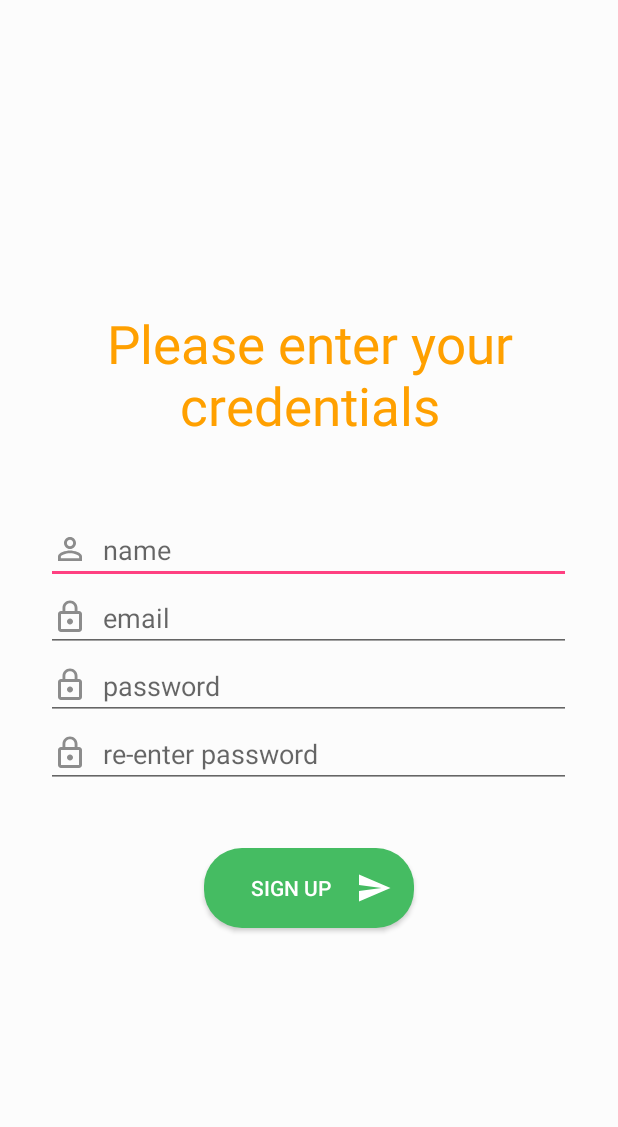
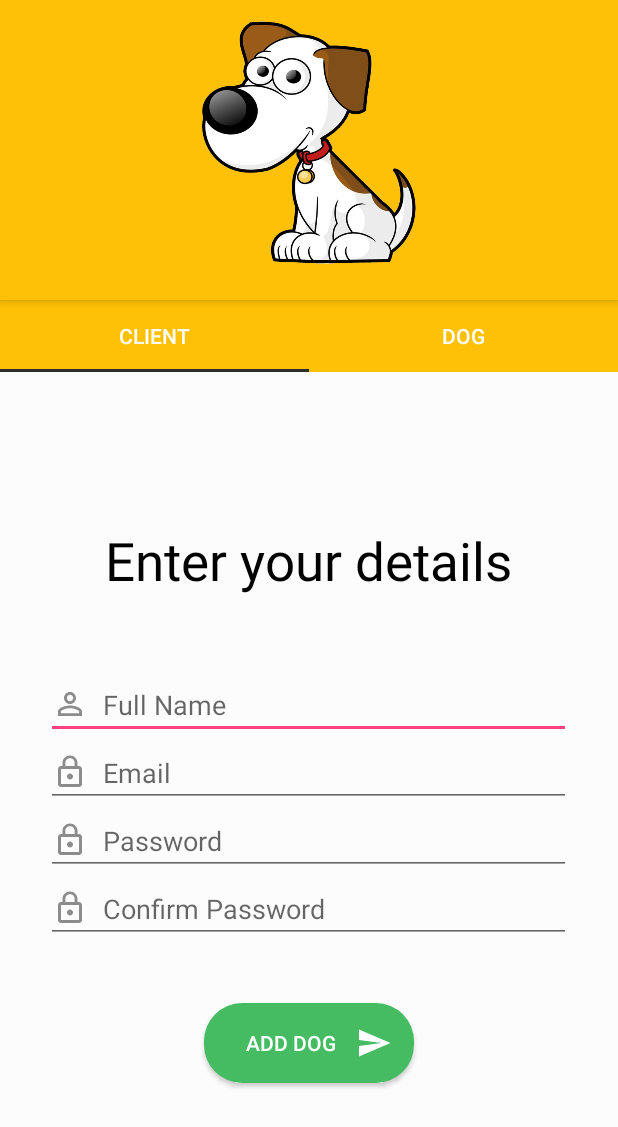
Before and after one commit to WoofProject/woofapp, an Android app: the screen it shows after launch (SignUp), after a tap on "JOIN WOOF", on a phone screen of 412 x 824 dp. Shown: the top 1127 px of the screen. Run offline under Robolectric (Android 15) with nearby library versions, the phone set to English and light mode, and no system bars.

Commit message:
Marco commit

```diff
--- /dev/null
+++ b/app/src/main/java/com/enterprises/woof/woof/DatabaseHelper.java
@@ -0,0 +1,76 @@
+package com.enterprises.woof.woof;
+
+import android.content.ContentValues;
+import android.content.Context;
+import android.database.Cursor;
+import android.database.sqlite.SQLiteDatabase;
+import android.database.sqlite.SQLiteOpenHelper;
+
+public class DatabaseHelper extends SQLiteOpenHelper{
+
+    private static final int DATABASE_VERSION = 1;
+    private static final String DATABASE_NAME = "clients.db";
+    private static final String TABLE_NAME = "clients";
+    private static final String COLUMN_NAME = "name";
+    private static final String COLUMN_EMAIL = "email";
+    private static final String COLUMN_PASSWORD = "password";
+    private static final String COLUMN_ID = "id";
+    SQLiteDatabase db;
+    private static final String TABLE_CREATE = "create table clients (id integer primary key not null , " +
+            " name text not null , email text not null , password text not null) ";
+
+    public DatabaseHelper (Context context) {
+        super(context, DATABASE_NAME, null, DATABASE_VERSION);
+    }
+
+    @Override
+    public void onCreate(SQLiteDatabase db) {
+        db.execSQL(TABLE_CREATE);
+        this.db = db;
+    }
+
+    @Override
+    public void onUpgrade(SQLiteDatabase db, int i, int i1) {
+        String query = "DROP TABLE IF EXISTS " + TABLE_NAME;
+        db.execSQL(query);
+        this.onCreate(db);
+    }
+
+    public void insertClient(Client c) {
+        db = this.getWritableDatabase();
+        ContentValues values = new ContentValues();
+
+        String query = "select * from clients";
+        Cursor cursor = db.rawQuery(query, null);
+        int count = cursor.getCount();
+
+        values.put(COLUMN_ID, count);
+        values.put(COLUMN_NAME, c.getName());
+        values.put(COLUMN_EMAIL, c.getEmail());
+        values.put(COLUMN_PASSWORD, c.getPassword());
+
+        db.insert(TABLE_NAME, null, values);
+        db.close();
+    }
+
+    public String searchPassword(String email) {
+        db = this.getReadableDatabase();
+        String query = "select email, password from " + TABLE_NAME;
+        Cursor cursor = db.rawQuery(query, null);
+        String a, b;
+        b = "Not Found";
+        if(cursor.moveToFirst()) {
+            do {
+                a = cursor.getString(0);
+
+                if(a.equals(email)) {
+                    b = cursor.getString(1);
+                    break;
+                }
+            }while(cursor.moveToNext());
+        }
+        return b;
+    }
+
+
+}
--- /dev/null
+++ b/app/src/main/java/com/enterprises/woof/woof/FragmentClient.java
@@ -0,0 +1,65 @@
+package com.enterprises.woof.woof;
+
+import android.content.Intent;
+import android.os.Bundle;
+import android.support.annotation.NonNull;
+import android.support.annotation.Nullable;
+import android.support.v4.app.Fragment;
+import android.support.v4.view.ViewPager;
+import android.view.LayoutInflater;
+import android.view.View;
+import android.view.ViewGroup;
+import android.widget.Button;
+import android.widget.EditText;
+import android.widget.Toast;
+
+public class FragmentClient extends Fragment {
+
+    View view;
+    ViewPager viewPager;
+    DatabaseHelper helper;
+
+    public FragmentClient() {
+
+    }
+
+    @Nullable
+    @Override
+    public View onCreateView(@NonNull LayoutInflater inflater, @Nullable ViewGroup container, @Nullable Bundle savedInstanceState) {
+        view = inflater.inflate(R.layout.client_fragment, container, false);
+        helper = new DatabaseHelper(view.getContext());
+
+        Button nextPage = (Button) view.findViewById(R.id.nextPage);
+        viewPager = (ViewPager) getActivity().findViewById(R.id.viewpager);
+        nextPage.setOnClickListener(new View.OnClickListener() {
+            @Override
+            public void onClick(View v) {
+                EditText name = getActivity().findViewById(R.id.clientname);
+                EditText email = getActivity().findViewById(R.id.clientemail);
+                EditText password = getActivity().findViewById(R.id.clientpassword);
+                EditText password2 = getActivity().findViewById(R.id.clientpasswordconfirm);
+
+                String namestr = name.getText().toString();
+                String emailstr = email.getText().toString();
+                String passwordstr = password.getText().toString();
+                String passwordstr2 = password2.getText().toString();
+
+                if (!passwordstr.equals(passwordstr2)) {
+                    //incorrect password
+                    Toast pass = Toast.makeText(getActivity(), "Passwords don't match!", Toast.LENGTH_SHORT);
+                    pass.show();
+                } else {
+                    //insert to database
+                    Client c = new Client();
+                    c.setName(namestr);
+                    c.setEmail(emailstr);
+                    c.setPassword(passwordstr);
+                    helper.insertClient(c);
+                    viewPager.setCurrentItem(1);
+                }
+            }
+        });
+        return view;
+    }
+
+}
--- /dev/null
+++ b/app/src/main/java/com/enterprises/woof/woof/FragmentDog.java
@@ -0,0 +1,33 @@
+package com.enterprises.woof.woof;
+
+import android.content.Intent;
+import android.os.Bundle;
+import android.support.annotation.NonNull;
+import android.support.annotation.Nullable;
+import android.support.v4.app.Fragment;
+import android.view.LayoutInflater;
+import android.view.View;
+import android.view.ViewGroup;
+import android.widget.Button;
+
+public class FragmentDog extends Fragment {
+    View view;
+
+    public FragmentDog() {
+
+    }
+
+    @Nullable
+    @Override
+    public View onCreateView(@NonNull LayoutInflater inflater, @Nullable ViewGroup container, @Nullable Bundle savedInstanceState) {
+        view = inflater.inflate(R.layout.dog_fragment, container, false);
+        Button register = (Button) view.findViewById(R.id.register);
+        register.setOnClickListener(new View.OnClickListener() {
+            @Override
+            public void onClick(View view) {
+                startActivity(new Intent(getActivity(), Login.class));
+            }
+        });
+        return view;
+    }
+}
--- a/app/src/main/java/com/enterprises/woof/woof/Login.java
+++ b/app/src/main/java/com/enterprises/woof/woof/Login.java
@@ -5,21 +5,49 @@ import android.support.v7.app.AppCompatActivity;
 import android.os.Bundle;
 import android.view.View;
 import android.widget.Button;
+import android.widget.EditText;
+import android.widget.Toast;
 
 public class Login extends AppCompatActivity {
 
     Button btn;
     Button btn2;
+    Button btn3;
+    DatabaseHelper helper = new DatabaseHelper(this);
 
     @Override
     protected void onCreate(Bundle savedInstanceState) {
         super.onCreate(savedInstanceState);
         setContentView(R.layout.activity_login);
-        btn = (Button)findViewById(R.id.learnmore);
+
+        btn3 = (Button)findViewById(R.id.learnmore);
+        btn3.setOnClickListener(new View.OnClickListener() {
+            @Override
+            public void onClick(View view) {
+                startActivity(new Intent(Login.this, MainActivity.class));
+            }
+        });
+
+
+        btn = (Button)findViewById(R.id.login);
         btn.setOnClickListener(new View.OnClickListener() {
             @Override
             public void onClick(View view) {
-                startActivity(new Intent(Login.this, MainActivity.class));
+                EditText a = (EditText)findViewById(R.id.enteredemail);
+                String str = a.getText().toString();
+                EditText b = (EditText)findViewById(R.id.enteredpassword);
+                String pass = b.getText().toString();
+
+                String password = helper.searchPassword(str);
+                if(pass.equals(password)) {
+                    Toast incorrect = Toast.makeText(Login.this, "Logged In Successfully", Toast.LENGTH_SHORT);
+                    incorrect.show();
+                    startActivity(new Intent(Login.this, MainActivity.class));
+                }
+                else {
+                    Toast incorrect = Toast.makeText(Login.this, "Username and password don't match!", Toast.LENGTH_SHORT);
+                    incorrect.show();
+                }
             }
         });
 
--- a/app/src/main/java/com/enterprises/woof/woof/SignUp.java
+++ b/app/src/main/java/com/enterprises/woof/woof/SignUp.java
@@ -2,21 +2,38 @@ package com.enterprises.woof.woof;
 
 import android.content.Intent;
 import android.os.Bundle;
+import android.support.design.widget.AppBarLayout;
+import android.support.design.widget.TabLayout;
+import android.support.v4.view.ViewPager;
 import android.support.v7.app.AppCompatActivity;
 import android.view.View;
-import android.widget.Button;
+import android.widget.EditText;
+import android.widget.Toast;
 
 public class SignUp extends AppCompatActivity{
 
-    Button signupC;
-    private int id;
-    private String name;
-    private String email;
-    private String password;
+    private TabLayout tabLayout;
+    private AppBarLayout appBarLayout;
+    private ViewPager viewPager;
+    DatabaseHelper helper = new DatabaseHelper(this);
 
     @Override
     protected void onCreate(Bundle savedInstanceState) {
         super.onCreate(savedInstanceState);
         setContentView(R.layout.activity_signup);
+        tabLayout = (TabLayout) findViewById(R.id.tablayout);
+        appBarLayout = (AppBarLayout) findViewById(R.id.appbar);
+        viewPager = (ViewPager) findViewById(R.id.viewpager);
+
+        //Adding Fragments
+        ViewPagerAdapter adapter = new ViewPagerAdapter(getSupportFragmentManager());
+        adapter.AddFragment(new FragmentClient(), "Client");
+        adapter.AddFragment(new FragmentDog(), "Dog");
+
+        //Adapter setup
+        viewPager.setAdapter(adapter);
+        tabLayout.setupWithViewPager(viewPager);
     }
+
+
 }
--- /dev/null
+++ b/app/src/main/java/com/enterprises/woof/woof/ViewPagerAdapter.java
@@ -0,0 +1,42 @@
+package com.enterprises.woof.woof;
+
+import android.support.annotation.Nullable;
+import android.support.v4.app.Fragment;
+import android.support.v4.app.FragmentManager;
+import android.support.v4.app.FragmentPagerAdapter;
+import android.widget.Button;
+
+import java.util.ArrayList;
+import java.util.List;
+
+public class ViewPagerAdapter extends FragmentPagerAdapter {
+
+    private final List<Fragment> fragmentList = new ArrayList<>();
+    private final List<String> fragmentListTitles = new ArrayList<>();
+
+    public ViewPagerAdapter(FragmentManager fm) {
+        super(fm);
+    }
+
+    @Override
+    public Fragment getItem(int position) {
+        return fragmentList.get(position);
+    }
+
+    @Override
+    public int getCount() {
+        return fragmentListTitles.size();
+    }
+
+    @Nullable
+    @Override
+    public CharSequence getPageTitle(int position) {
+        return fragmentListTitles.get(position);
+    }
+
+    public void AddFragment(Fragment fragment, String title) {
+        fragmentList.add(fragment);
+        fragmentListTitles.add(title);
+
+    }
+}
--- a/app/src/main/res/layout/activity_login.xml
+++ b/app/src/main/res/layout/activity_login.xml
@@ -64,13 +64,15 @@
         android:orientation="vertical">
 
         <EditText
+            android:id="@+id/enteredemail"
             android:layout_width="350dp"
             android:layout_height="wrap_content"
             android:drawableLeft="@drawable/ic_perm_identity_black_24dp"
             android:drawablePadding="10dp"
-            android:hint="username"
+            android:hint="email"
             android:inputType="none" />
         <EditText
+            android:id="@+id/enteredpassword"
             android:drawablePadding="10dp"
             android:drawableLeft="@drawable/ic_lock_outline_black_24dp"
             android:layout_width="350dp"
@@ -78,6 +80,7 @@
             android:hint="password"
             android:inputType="textPassword"/>
         <Button
+            android:id="@+id/login"
             android:drawableRight="@drawable/ic_send_black_24dp"
             android:layout_marginTop="40dp"
             android:width="140dp"
--- a/app/src/main/res/layout/activity_signup.xml
+++ b/app/src/main/res/layout/activity_signup.xml
@@ -1,65 +1,41 @@
 <?xml version="1.0" encoding="utf-8"?>
-<android.support.constraint.ConstraintLayout xmlns:android="http://schemas.android.com/apk/res/android"
+<LinearLayout xmlns:android="http://schemas.android.com/apk/res/android"
     xmlns:app="http://schemas.android.com/apk/res-auto"
     xmlns:tools="http://schemas.android.com/tools"
     android:layout_width="match_parent"
     android:layout_height="match_parent"
     android:background="#fcfcfc"
-    tools:context=".SignUp">
+    tools:context=".SignUp"
+    android:orientation="vertical">
 
-    <LinearLayout
+    <android.support.design.widget.AppBarLayout
+        android:layout_width="match_parent"
+        android:layout_height="200dp"
         android:gravity="center"
+        android:elevation="0dp"
+        android:id="@+id/signupAppbar">
+
+        <ImageView
+            android:layout_width="wrap_content"
+            android:layout_height="wrap_content"
+            android:padding="10dp"
+            android:src="@drawable/doggo"/>
+    </android.support.design.widget.AppBarLayout>
+
+    <android.support.design.widget.TabLayout
+        android:layout_width="match_parent"
+        android:layout_height="wrap_content"
+        app:tabGravity="fill"
+        app:tabMode="fixed"
+        android:id="@+id/tablayout"
+        app:tabTextColor="@color/white"
+        app:tabIndicatorColor="@color/tabIndicatorColor"
+        android:background="@color/colorPrimary"/>
+    <android.support.v4.view.ViewPager
         android:layout_width="match_parent"
         android:layout_height="match_parent"
-        android:orientation="vertical">
+        android:id="@+id/viewpager"></android.support.v4.view.ViewPager>
 
-        <TextView
-            android:layout_width="wrap_content"
-            android:layout_height="wrap_content"
-            android:textSize="35sp"
-            android:textColor="@color/orange"
-            android:text="Please enter your credentials"
-            android:gravity="center"
-            android:layout_marginBottom="50dp"/>
 
-        <EditText
-            android:layout_width="350dp"
-            android:layout_height="wrap_content"
-            android:drawableLeft="@drawable/ic_perm_identity_black_24dp"
-            android:drawablePadding="10dp"
-            android:hint="name"
-            android:inputType="textPersonName" />
-        <EditText
-            android:drawablePadding="10dp"
-            android:drawableLeft="@drawable/ic_lock_outline_black_24dp"
-            android:layout_width="350dp"
-            android:layout_height="wrap_content"
-            android:hint="email"
-            android:inputType="textEmailAddress"/>
-        <EditText
-            android:drawablePadding="10dp"
-            android:drawableLeft="@drawable/ic_lock_outline_black_24dp"
-            android:layout_width="350dp"
-            android:layout_height="wrap_content"
-            android:hint="password"
-            android:inputType="textPassword"/>
-        <EditText
-            android:drawablePadding="10dp"
-            android:drawableLeft="@drawable/ic_lock_outline_black_24dp"
-            android:layout_width="350dp"
-            android:layout_height="wrap_content"
-            android:hint="re-enter password"
-            android:inputType="textPassword"/>
-        <Button
-            android:drawableRight="@drawable/ic_send_black_24dp"
-            android:id="@+id/signupc"
-            android:layout_marginTop="40dp"
-            android:width="140dp"
-            android:layout_width="wrap_content"
-            android:layout_height="wrap_content"
-            android:background="@drawable/buttonstylegreen"
-            android:text="Sign Up"
-            android:textColor="@color/white"/>
-    </LinearLayout>
 
-</android.support.constraint.ConstraintLayout>
+</LinearLayout>
--- /dev/null
+++ b/app/src/main/res/layout/client_fragment.xml
@@ -0,0 +1,61 @@
+<?xml version="1.0" encoding="utf-8"?>
+<LinearLayout
+    xmlns:android="http://schemas.android.com/apk/res/android" android:layout_width="match_parent"
+    android:layout_height="match_parent"
+    android:gravity="center"
+    android:orientation="vertical">
+
+    <TextView
+        android:layout_width="wrap_content"
+        android:layout_height="wrap_content"
+        android:layout_marginBottom="50dp"
+        android:textSize="35sp"
+        android:textColor="@color/black"
+        android:text="Enter your details"
+        android:gravity="center"/>
+
+    <EditText
+        android:id="@+id/clientname"
+        android:layout_width="350dp"
+        android:layout_height="wrap_content"
+        android:drawableLeft="@drawable/ic_perm_identity_black_24dp"
+        android:drawablePadding="10dp"
+        android:hint="Full Name"
+        android:inputType="textPersonName" />
+    <EditText
+        android:id="@+id/clientemail"
+        android:drawablePadding="10dp"
+        android:drawableLeft="@drawable/ic_lock_outline_black_24dp"
+        android:layout_width="350dp"
+        android:layout_height="wrap_content"
+        android:hint="Email"
+        android:inputType="textEmailAddress"/>
+    <EditText
+        android:id="@+id/clientpassword"
+        android:drawablePadding="10dp"
+        android:drawableLeft="@drawable/ic_lock_outline_black_24dp"
+        android:layout_width="350dp"
+        android:layout_height="wrap_content"
+        android:hint="Password"
+        android:inputType="textPassword"/>
+    <EditText
+        android:id="@+id/clientpasswordconfirm"
+        android:drawablePadding="10dp"
+        android:drawableLeft="@drawable/ic_lock_outline_black_24dp"
+        android:layout_width="350dp"
+        android:layout_height="wrap_content"
+        android:hint="Confirm Password"
+        android:inputType="textPassword"/>
+    <Button
+        android:drawableRight="@drawable/ic_send_black_24dp"
+        android:id="@+id/nextPage"
+        android:layout_marginTop="40dp"
+        android:width="140dp"
+        android:layout_width="wrap_content"
+        android:layout_height="wrap_content"
+        android:background="@drawable/buttonstylegreen"
+        android:text="Add Dog"
+        android:textColor="@color/white"/>
+
+
+</LinearLayout>
--- a/app/src/main/res/values/colors.xml
+++ b/app/src/main/res/values/colors.xml
@@ -13,5 +13,7 @@
     <color name="lightBlue">#49acd5</color>
     <color name="darkGreen">#45bc62</color>
     <color name="white">#fff</color>
+    <color name="tabIndicatorColor">#2d2d2d</color>
+
 
 </resources>
```
Also changed, not shown: app/src/main/java/com/enterprises/woof/woof/Client.java (added, +28 -0 lines), app/src/main/java/com/enterprises/woof/woof/Maps.java (+15 -1 lines), app/src/main/res/layout/dog_fragment.xml (added, +42 -0 lines), app/src/main/res/drawable-hdpi/doggo.png (added).
